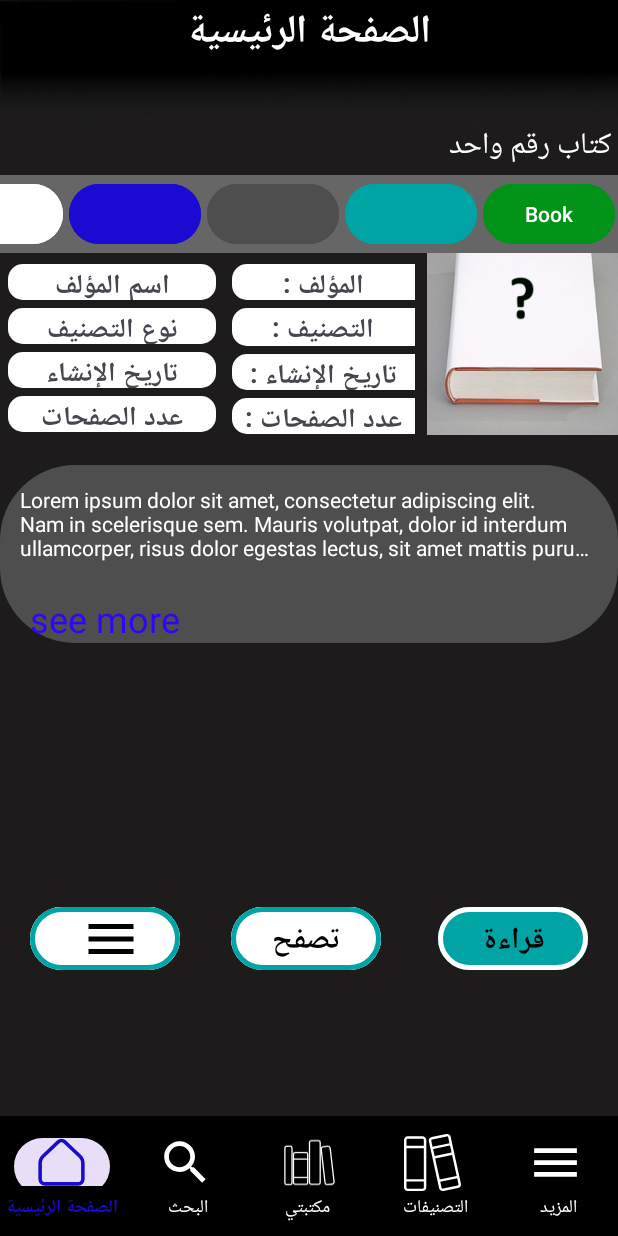
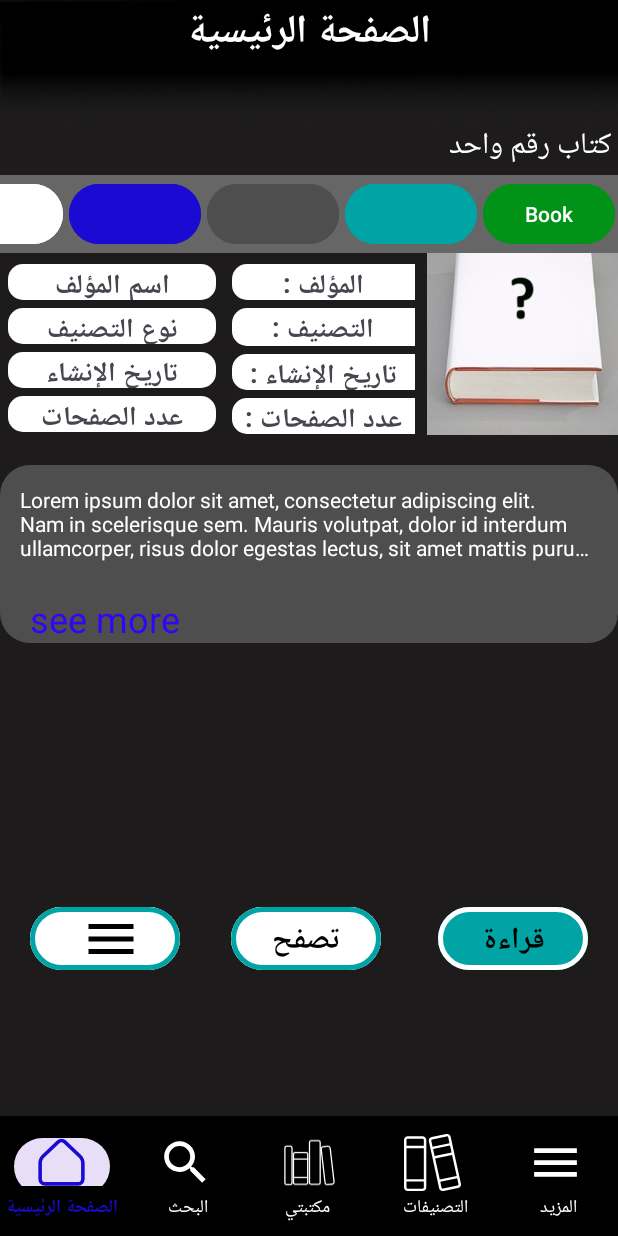
Before and after one commit to obada5Alghanim/a-h, an Android app: the fragment Book_Title_fragment placed in its activity, on a phone screen of 412 x 824 dp. Run offline under Robolectric (Android 15) with nearby library versions, the phone set to English and light mode, and no system bars.

Commit message:
edit radius

```diff
--- a/app/src/main/res/drawable/radius.xml
+++ b/app/src/main/res/drawable/radius.xml
@@ -1,5 +1,5 @@
 <?xml version="1.0" encoding="utf-8"?>
 <shape xmlns:android="http://schemas.android.com/apk/res/android" android:shape="rectangle">
     <solid android:color="@color/dark_gray"/>
-    <corners android:radius="50dp"/>
+    <corners android:radius="20dp"/>
 </shape>
```
